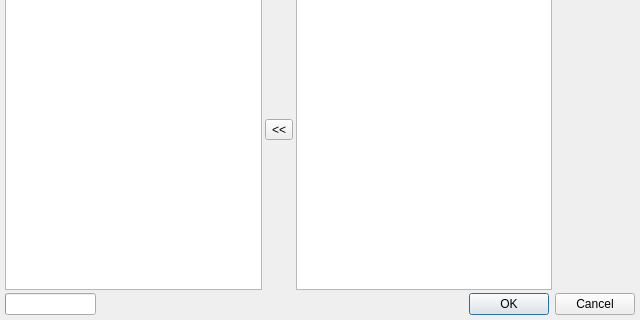
First picture: the form in v2/branches/dev/monkey/src/toolsmanager/ui/UIDesktopTools.ui, repository testmana2/mks, before the edit; both pictures show x 0 to 640 and y 160 to 480 of the 640 by 480 pixel window.
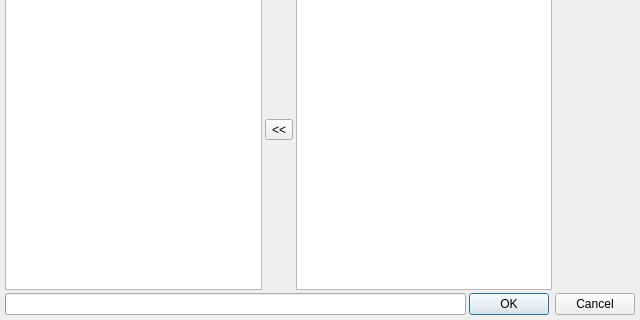
Second picture: the form after the edit. Icons and pictures are not drawn.

```diff
--- a/v2/branches/dev/monkey/src/toolsmanager/ui/UIDesktopTools.ui
+++ b/v2/branches/dev/monkey/src/toolsmanager/ui/UIDesktopTools.ui
@@ -16,7 +16,19 @@
    <property name="margin" >
     <number>5</number>
    </property>
-   <property name="spacing" >
+   <property name="topMargin" >
+    <number>5</number>
+   </property>
+   <property name="rightMargin" >
+    <number>5</number>
+   </property>
+   <property name="bottomMargin" >
+    <number>5</number>
+   </property>
+   <property name="horizontalSpacing" >
+    <number>3</number>
+   </property>
+   <property name="verticalSpacing" >
     <number>3</number>
    </property>
    <item row="0" column="0" colspan="4" >
@@ -24,7 +36,19 @@
      <property name="margin" >
       <number>0</number>
      </property>
-     <property name="spacing" >
+     <property name="topMargin" >
+      <number>0</number>
+     </property>
+     <property name="rightMargin" >
+      <number>0</number>
+     </property>
+     <property name="bottomMargin" >
+      <number>0</number>
+     </property>
+     <property name="horizontalSpacing" >
+      <number>3</number>
+     </property>
+     <property name="verticalSpacing" >
       <number>3</number>
      </property>
      <item row="0" column="0" >
@@ -200,9 +224,7 @@
      <item>
       <widget class="QProgressBar" name="pbLoading" >
        <property name="sizePolicy" >
-        <sizepolicy>
-         <hsizetype>0</hsizetype>
-         <vsizetype>0</vsizetype>
+        <sizepolicy vsizetype="Fixed" hsizetype="Expanding" >
          <horstretch>1</horstretch>
          <verstretch>0</verstretch>
         </sizepolicy>
@@ -220,6 +242,12 @@
      </item>
      <item>
       <widget class="QDialogButtonBox" name="dbbButtons" >
+       <property name="sizePolicy" >
+        <sizepolicy vsizetype="Fixed" hsizetype="Expanding" >
+         <horstretch>0</horstretch>
+         <verstretch>0</verstretch>
+        </sizepolicy>
+       </property>
        <property name="orientation" >
         <enum>Qt::Horizontal</enum>
        </property>
```
Left out of the diff: 29 changed lines with no effect on the pictures.
